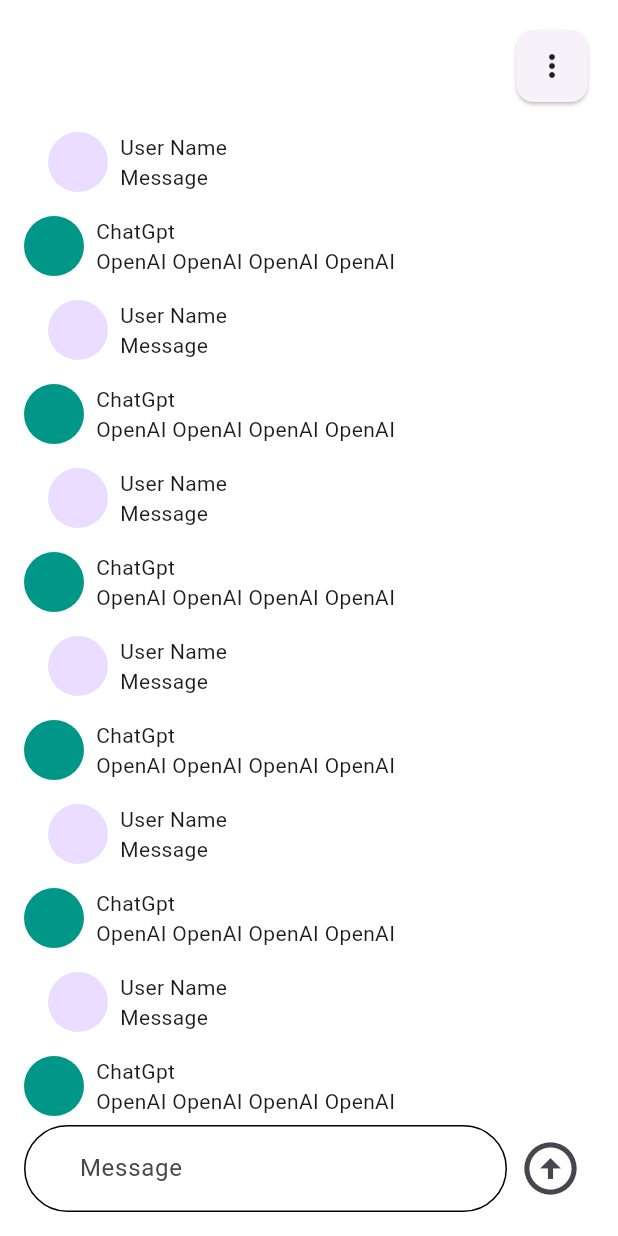
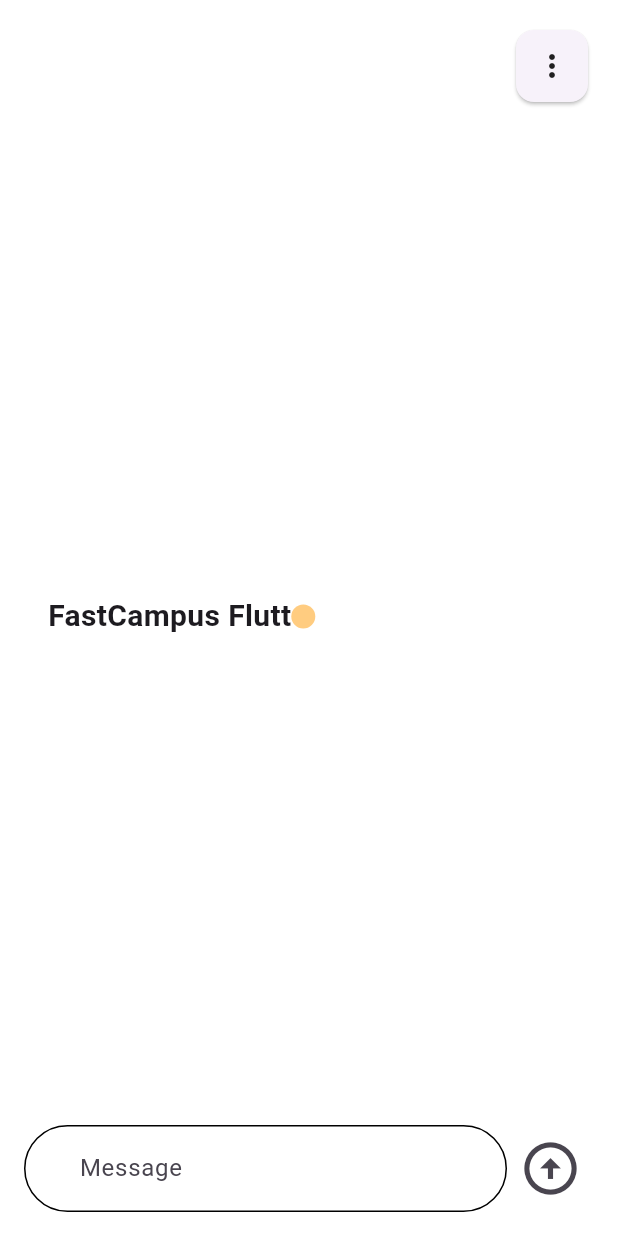
Before and after one commit to first0627/chatAI, a Flutter app: the ChatScreen screen opened by its route, on a phone screen of 412 x 824 dp. Run offline on Flutter 3.47's test engine with Material 3 defaults, Android fonts, the phone set to English and light mode, and no system bars; our stand-ins replace cloud_firestore, firebase_auth, firebase_core, flutter_svg, go_router, google_sign_in; accounts and stored records are empty.

Commit message:
2401170219

```diff
--- a/lib/Screens/Chat/chat.dart
+++ b/lib/Screens/Chat/chat.dart
@@ -6,13 +6,53 @@ class ChatScreen extends StatefulWidget {
   _ChatScreenState createState() => _ChatScreenState();
 }
 
-class _ChatScreenState extends State<ChatScreen> {
+class _ChatScreenState extends State<ChatScreen> with TickerProviderStateMixin {
   TextEditingController messageTextontroller = TextEditingController();
   ScrollController scrollController = ScrollController();
 
   static const String _kStrings = "FastCampus Flutter ChatGPT";
 
   String get _currentString => _kStrings;
+
+  late Animation<int> _characterCount;
+  late AnimationController animationController;
+
+  setupAnimations() {
+    animationController = AnimationController(
+      vsync: this,
+      duration: Duration(milliseconds: 2500),
+    );
+    _characterCount = StepTween(
+      begin: 0,
+      end: _currentString.length,
+    ).animate(
+      CurvedAnimation(parent: animationController, curve: Curves.easeIn),
+    );
+    animationController.addListener(() {
+      setState(() {});
+    });
+
+    animationController.addStatusListener((status) {
+      if (status == AnimationStatus.completed) {
+        Future.delayed(const Duration(seconds: 1)).then((value) {
+          animationController.reverse();
+        });
+      } else if (status == AnimationStatus.dismissed) {
+        Future.delayed(const Duration(seconds: 1)).then((value) {
+          animationController.forward();
+        });
+      }
+    });
+
+    animationController.forward();
+  }
+
+  @override
+  void initState() {
+    // TODO: implement initState
+    super.initState();
+    setupAnimations();
+  }
 
   @override
   void dispose() {
@@ -57,50 +97,77 @@ class _ChatScreenState extends State<ChatScreen> {
                 ),
               ),
               Expanded(
-                child: ListView.builder(
-                  itemCount: 100,
-                  itemBuilder: (context, index) {
-                    if (index % 2 == 0) {
-                      return const Padding(
-                        padding: EdgeInsets.all(16.0),
-                        child: Row(
+                child: Padding(
+                  padding: const EdgeInsets.all(16.0),
+                  child: Center(
+                    child: AnimatedBuilder(
+                        animation: _characterCount,
+                        builder: (BuildContext context, Widget? child) {
+                          String text = _currentString.substring(
+                              0, _characterCount.value);
+                          return Row(
                             children: [
-                            CircleAvatar(),
-                            SizedBox(
-                              width: 8,
-                            ),
-                            Expanded(
-                              child: Column(
-                                crossAxisAlignment: CrossAxisAlignment.start,
-                                children: [
-                                  Text("User Name"),
-                                  Text("Message"),
-                                ],
+                              Text(
+                                "${text}",
+                                style: TextStyle(
+                                  fontWeight: FontWeight.bold,
+                                  fontSize: 20,
                                 ),
                               ),
+                              CircleAvatar(
+                                radius: 8,
+                                backgroundColor: Colors.orange[200],
+                              )
                             ],
-                        ),
                           );
                         }
-                    return const Row(
-                      children: [
-                        CircleAvatar(
-                          backgroundColor: Colors.teal,
+                        // child: ListView.builder(
+                        //   itemCount: 100,
+                        //   itemBuilder: (context, index) {
+                        //     if (index % 2 == 0) {
+                        //       return const Padding(
+                        //         padding: EdgeInsets.all(16.0),
+                        //         child: Row(
+                        //           children: [
+                        //             CircleAvatar(),
+                        //             SizedBox(
+                        //               width: 8,
+                        //             ),
+                        //             Expanded(
+                        //               child: Column(
+                        //                 crossAxisAlignment: CrossAxisAlignment.start,
+                        //                 children: [
+                        //                   Text("User Name"),
+                        //                   Text("Message"),
+                        //                 ],
+                        //               ),
+                        //             ),
+                        //           ],
+                        //         ),
+                        //       );
+                        //     }
+                        //     return const Row(
+                        //       children: [
+                        //         CircleAvatar(
+                        //           backgroundColor: Colors.teal,
+                        //         ),
+                        //         SizedBox(
+                        //           width: 8,
+                        //         ),
+                        //         Expanded(
+                        //             child: Column(
+                        //           crossAxisAlignment: CrossAxisAlignment.start,
+                        //           children: [
+                        //             Text("ChatGpt"),
+                        //             Text("OpenAI OpenAI OpenAI OpenAI"),
+                        //           ],
+                        //         ))
+                        //       ],
+                        //     );
+                        //   },
+                        // ),
                         ),
-                        SizedBox(
-                          width: 8,
                   ),
-                        Expanded(
-                            child: Column(
-                          crossAxisAlignment: CrossAxisAlignment.start,
-                          children: [
-                            Text("ChatGpt"),
-                            Text("OpenAI OpenAI OpenAI OpenAI"),
-                          ],
-                        ))
-                      ],
-                    );
-                  },
                 ),
               ),
               Dismissible(
```
Lines whose indentation alone changed are shown as unchanged.
